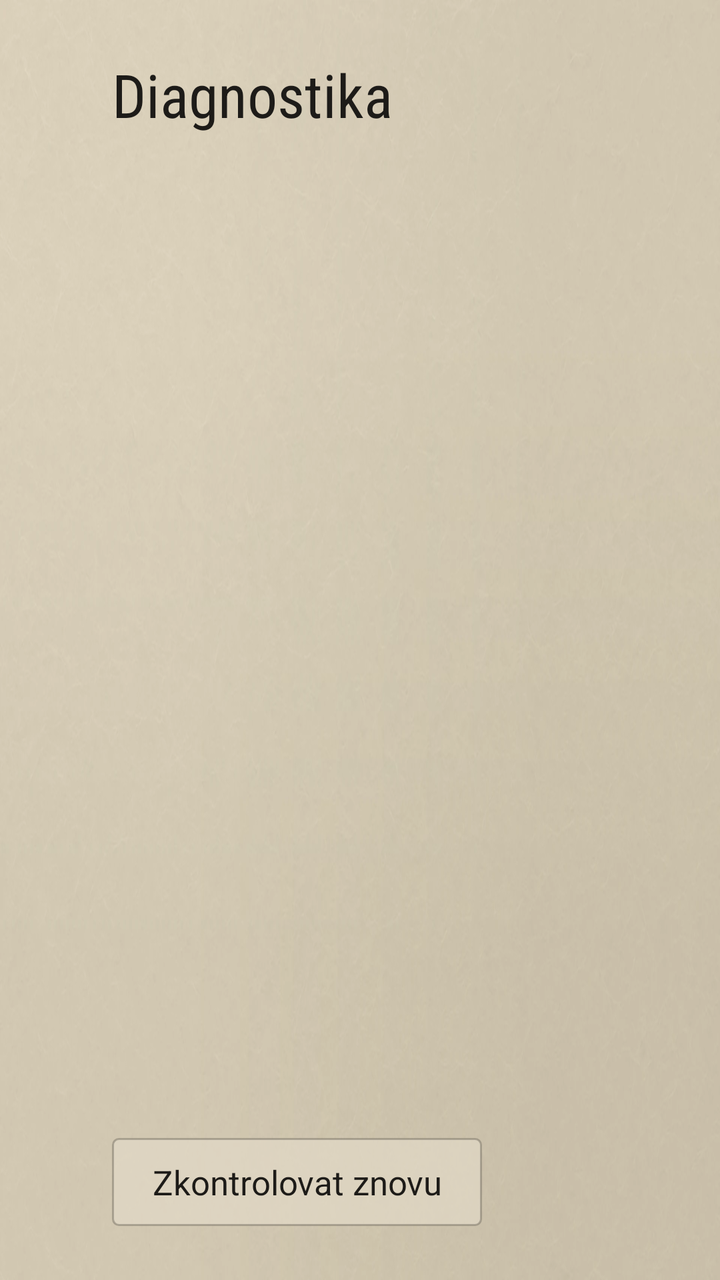
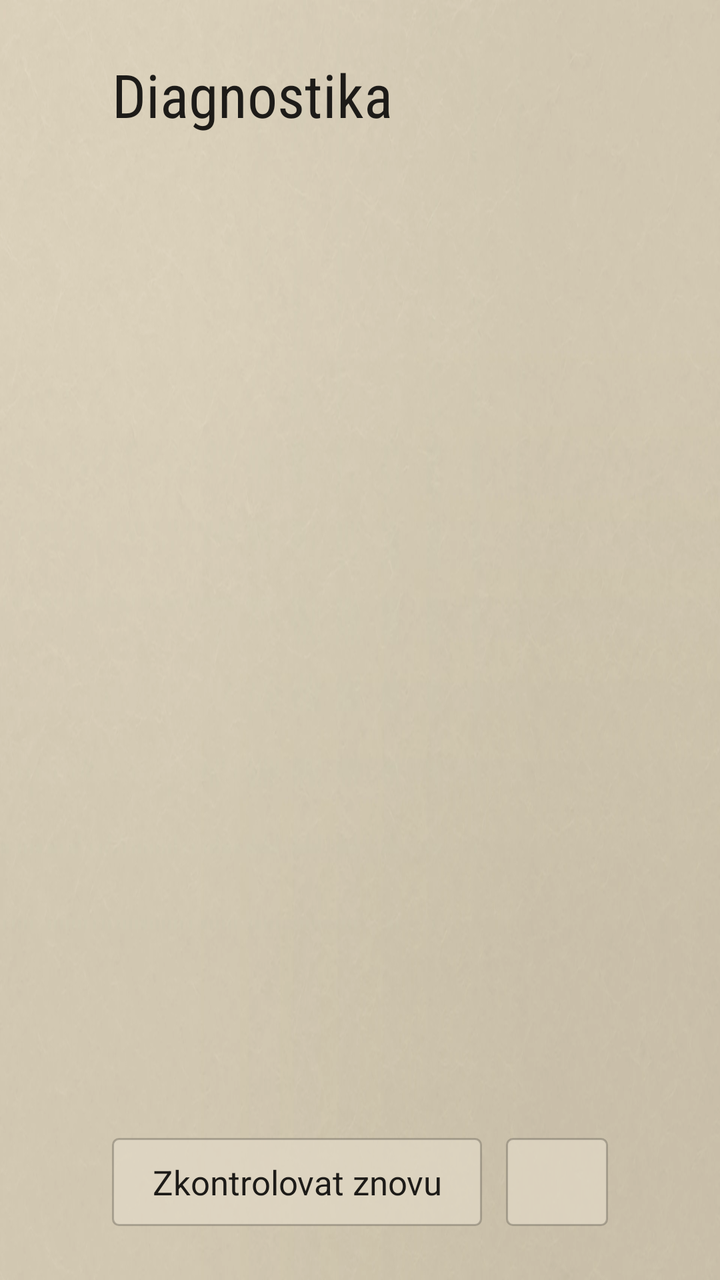

Compare the two renders of this Android layout. The source of the first and the diff that turns it into the second are given below.
<!-- AndroidManifest.xml: application theme AppTheme -->
<!-- res/layout/activity_diagnostics.xml -->
<?xml version="1.0" encoding="utf-8"?>
<LinearLayout xmlns:android="http://schemas.android.com/apk/res/android"
    android:layout_width="match_parent"
    android:layout_height="match_parent"
    android:background="@drawable/app_background"
    android:orientation="vertical"
    android:paddingStart="56dp"
    android:paddingTop="27dp"
    android:paddingEnd="56dp"
    android:paddingBottom="27dp">

    <TextView
        android:layout_width="wrap_content"
        android:layout_height="wrap_content"
        android:fontFamily="sans-serif-condensed"
        android:text="Diagnostika"
        android:textColor="@color/text_primary"
        android:textSize="30sp" />

    <ScrollView
        android:id="@+id/diag_scroll"
        android:layout_width="match_parent"
        android:layout_height="0dp"
        android:layout_marginTop="12dp"
        android:layout_weight="1"
        android:focusable="true"
        android:scrollbars="vertical">

        <TextView
            android:id="@+id/diag_text"
            android:layout_width="match_parent"
            android:layout_height="wrap_content"
            android:lineSpacingMultiplier="1.25"
            android:textColor="@color/text_primary"
            android:textSize="17sp" />
    </ScrollView>

    <Button
        android:id="@+id/diag_again"
        style="@style/TitleButton"
        android:layout_width="wrap_content"
        android:layout_height="wrap_content"
        android:layout_marginTop="12dp"
        android:text="Zkontrolovat znovu" />
</LinearLayout>
<!-- resources referenced by this layout -->
<resources>
  <color name="text_primary">#1D1B18</color>
  <!-- drawable app_background (drawable) -->
  <?xml version="1.0" encoding="utf-8"?>
  <bitmap xmlns:android="http://schemas.android.com/apk/res/android"
      android:gravity="fill"
      android:src="@drawable/app_background_image" />
  <style name="TitleButton">
          <item name="android:background">@drawable/button_bg</item>
          <item name="android:textColor">@color/button_text</item>
          <item name="android:textSize">17sp</item>
          <item name="android:textAllCaps">false</item>
          <item name="android:fontFamily">sans-serif</item>
          <item name="android:paddingStart">20dp</item>
          <item name="android:paddingEnd">20dp</item>
          <item name="android:paddingTop">8dp</item>
          <item name="android:paddingBottom">8dp</item>
          <item name="android:minHeight">44dp</item>
          <item name="android:gravity">center</item>
          <item name="android:singleLine">true</item>
          <item name="android:focusable">true</item>
      </style>
  <style name="AppTheme" parent="@style/Theme.Leanback">
          <item name="android:windowBackground">@drawable/app_background</item>
          <item name="android:colorBackground">@color/bg_solid</item>
          <item name="defaultBrandColor">@color/brand</item>
          <item name="defaultBrandColorDark">@color/panel_dark</item>
          <item name="defaultSearchColor">@color/surface</item>
          <item name="defaultSearchBrightColor">@color/surface_focused</item>
          <item name="defaultSearchIconColor">@color/ink</item>
          <item name="android:textColorPrimary">@color/text_primary</item>
          <item name="android:textColorSecondary">@color/text_secondary</item>
          <item name="android:textColorHint">@color/text_secondary</item>
          <item name="android:editTextColor">@color/text_primary</item>
          <item name="android:colorAccent">@color/accent</item>
          <item name="android:colorControlNormal">@color/text_secondary</item>
          <item name="android:colorControlActivated">@color/accent</item>
          <item name="android:alertDialogTheme">@style/AppDialog</item>
      </style>
  <!-- drawable app_background_image: webp bitmap (drawable-nodpi, 54256 bytes) -->
  <!-- drawable button_bg (drawable) -->
  <?xml version="1.0" encoding="utf-8"?>
  <selector xmlns:android="http://schemas.android.com/apk/res/android">
      <item android:state_focused="true">
          <shape>
              <corners android:radius="3dp" />
              <solid android:color="@color/accent" />
          </shape>
      </item>
      <item>
          <shape>
              <corners android:radius="3dp" />
              <solid android:color="#B3E3DBC8" />
              <stroke android:width="1dp" android:color="#665F5A50" />
          </shape>
      </item>
  </selector>
  <color name="bg_solid">#D2C9B4</color>
  <color name="brand">#D2C9B4</color>
  <color name="panel_dark">#CFC6B0</color>
  <color name="surface">#E3DBC8</color>
  <color name="surface_focused">#F0E9D9</color>
  <color name="ink">#1D1B18</color>
  <color name="text_secondary">#4D483F</color>
  <color name="accent">#BF3327</color>
  <style name="AppDialog" parent="@android:style/Theme.Material.Light.Dialog.Alert">
          <item name="android:colorAccent">@color/accent</item>
          <item name="android:colorBackground">@color/surface_focused</item>
          <item name="android:textColorPrimary">@color/text_primary</item>
          <item name="android:textColorSecondary">@color/text_secondary</item>
          
          <item name="android:textColorAlertDialogListItem">@color/text_primary</item>
          <item name="android:textColorTertiary">@color/text_secondary</item>
          <item name="android:textColorHint">@color/text_secondary</item>
          <item name="android:editTextColor">@color/text_primary</item>
          <item name="android:colorControlNormal">@color/text_secondary</item>
          <item name="android:colorControlActivated">@color/accent</item>
      </style>
</resources>

<!-- the commit's change to res/layout/activity_diagnostics.xml (unified diff, before → after) -->
@@ -35,11 +35,35 @@
             android:textSize="17sp" />
     </ScrollView>
 
-    <Button
-        android:id="@+id/diag_again"
-        style="@style/TitleButton"
+    <LinearLayout
         android:layout_width="wrap_content"
         android:layout_height="wrap_content"
         android:layout_marginTop="12dp"
-        android:text="Zkontrolovat znovu" />
+        android:orientation="horizontal">
+
+        <Button
+            android:id="@+id/diag_again"
+            style="@style/TitleButton"
+            android:layout_width="wrap_content"
+            android:layout_height="wrap_content"
+            android:text="Zkontrolovat znovu" />
+
+        
+        <Button
+            android:id="@+id/diag_site"
+            style="@style/TitleButton"
+            android:layout_width="wrap_content"
+            android:layout_height="wrap_content"
+            android:layout_marginStart="12dp"
+            android:text="Zkouška Přehraj.to" />
+
+        
+        <Button
+            android:id="@+id/diag_report"
+            style="@style/TitleButton"
+            android:layout_width="wrap_content"
+            android:layout_height="wrap_content"
+            android:layout_marginStart="12dp"
+            android:text="Hlášení (kód QR a soubor)" />
+    </LinearLayout>
 </LinearLayout>
